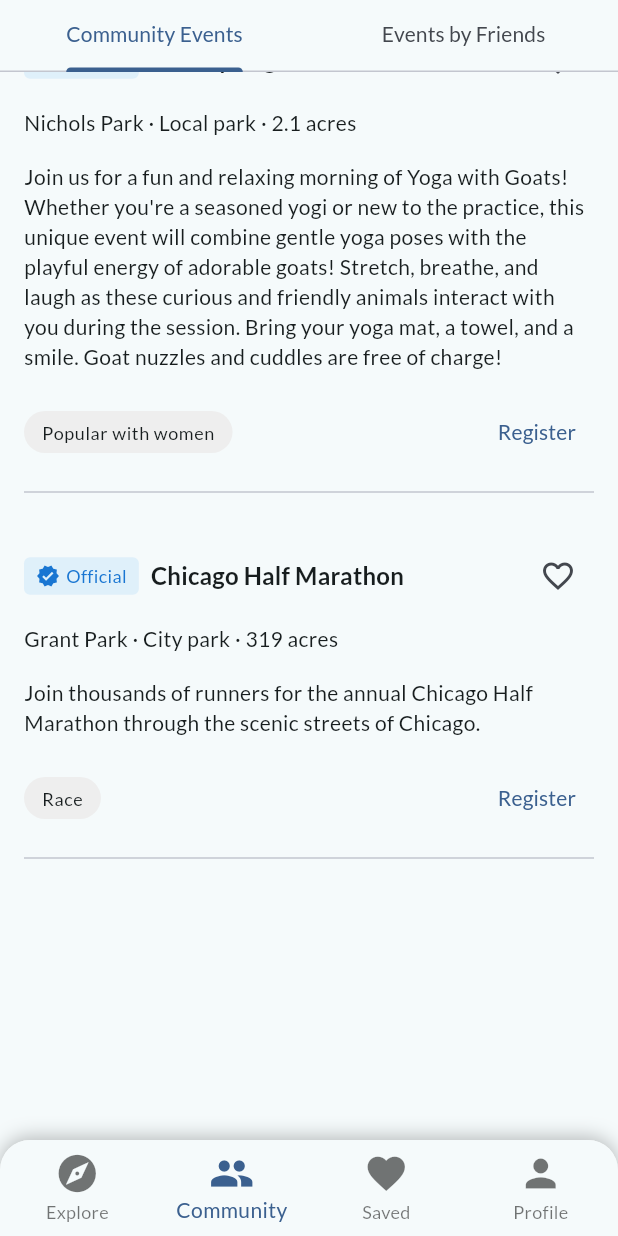
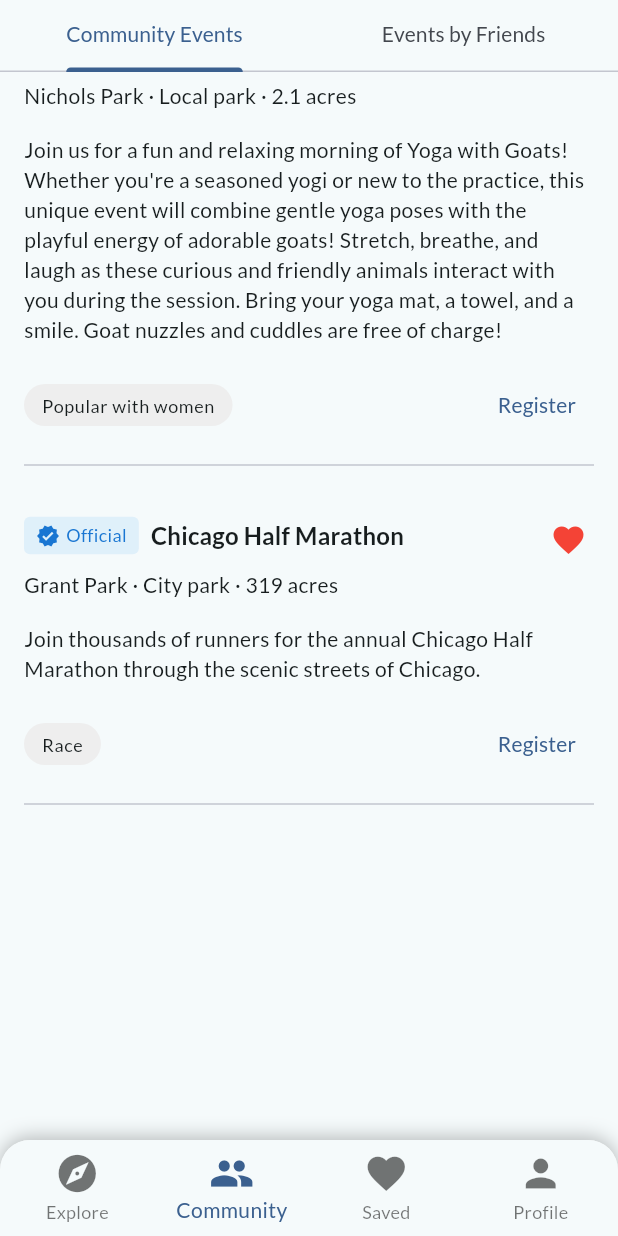
Before and after one commit to tatavarthiv/third_places, a Flutter app: the screen it shows once a user with an empty profile is signed in, item 2 of the bottom bar chosen, scrolled down 336 dp, after a tap on the "favorite outline" icon, on a phone screen of 412 x 824 dp. Run offline on Flutter 3.47's test engine with Material 3 defaults, Android fonts, the phone set to English and light mode, and no system bars; our stand-ins replace cloud_firestore, firebase_auth, firebase_core, flutter_riverpod, geolocator, google_fonts and 1 more; accounts and stored records are empty; network calls fail; statements that could not run were skipped.

Commit message:
finished saved screen, save events button and provider

```diff
--- /dev/null
+++ b/lib/assets/buttons/custom_save_event_button.dart
@@ -0,0 +1,37 @@
+import 'package:flutter/material.dart';
+import 'package:flutter_riverpod/flutter_riverpod.dart';
+import 'package:parks/models/event.dart';
+import 'package:parks/providers/saved_events_provider.dart';
+
+class CustomSaveEventButton extends ConsumerWidget {
+  final ParkEvent event;
+  final double size;
+
+  const CustomSaveEventButton({
+    super.key,
+    required this.event,
+    this.size = 24.0,
+  });
+
+  @override
+  Widget build(BuildContext context, WidgetRef ref) {
+    final isSaved = ref.watch(savedEventsProvider).any((e) => e.id == event.id);
+    final colorScheme = Theme.of(context).colorScheme;
+
+    return Container(
+      constraints: const BoxConstraints.tightFor(width: 35, height: 30),
+      child: IconButton(
+        icon: Icon(
+          isSaved ? Icons.favorite : Icons.favorite_border,
+          color: isSaved ? Colors.red : colorScheme.onSurfaceVariant,
+          size: size,
+        ),
+        onPressed: () {
+          ref.read(savedEventsProvider.notifier).toggleSaveEvent(event);
+        },
+        padding: const EdgeInsets.all(6.0),
+        constraints: const BoxConstraints(),
+      ),
+    );
+  }
+}
--- /dev/null
+++ b/lib/providers/saved_events_provider.dart
@@ -0,0 +1,23 @@
+import 'package:flutter_riverpod/flutter_riverpod.dart';
+import 'package:parks/models/event.dart';
+
+class SavedEventsNotifier extends StateNotifier<List<ParkEvent>> {
+  SavedEventsNotifier() : super([]);
+
+  void toggleSaveEvent(ParkEvent event) {
+    if (state.any((e) => e.id == event.id)) {
+      state = state.where((e) => e.id != event.id).toList();
+    } else {
+      state = [...state, event];
+    }
+  }
+
+  bool isEventSaved(ParkEvent event) {
+    return state.any((e) => e.id == event.id);
+  }
+}
+
+final savedEventsProvider =
+    StateNotifierProvider<SavedEventsNotifier, List<ParkEvent>>((ref) {
+  return SavedEventsNotifier();
+});
--- a/lib/screens/park_card_content_screen.dart
+++ b/lib/screens/park_card_content_screen.dart
@@ -1,7 +1,7 @@
 import 'package:flutter/material.dart';
 import 'package:flutter_riverpod/flutter_riverpod.dart';
 import 'package:parks/assets/buttons/custom_back_button.dart';
-import 'package:parks/assets/buttons/custom_save_button.dart';
+import 'package:parks/assets/buttons/custom_save_park_button.dart';
 import 'package:parks/models/park.dart';
 import 'package:parks/providers/distance_provider.dart'; // Import the provider
 
--- a/lib/screens/saved_screen.dart
+++ b/lib/screens/saved_screen.dart
@@ -1,29 +1,122 @@
 import 'package:flutter/material.dart';
 import 'package:flutter_riverpod/flutter_riverpod.dart';
+import 'package:parks/providers/saved_events_provider.dart';
 import 'package:parks/providers/saved_parks_provider.dart';
 import 'package:parks/widgets/explore/park_card_view.dart';
+import 'package:parks/widgets/community/event_card.dart';
 
-class SavedScreen extends ConsumerWidget {
+class SavedScreen extends ConsumerStatefulWidget {
   const SavedScreen({super.key});
 
   @override
-  Widget build(BuildContext context, WidgetRef ref) {
+  ConsumerState<SavedScreen> createState() => _SavedScreenState();
+}
+
+class _SavedScreenState extends ConsumerState<SavedScreen>
+    with SingleTickerProviderStateMixin {
+  late TabController _tabController;
+
+  @override
+  void initState() {
+    super.initState();
+    _tabController = TabController(length: 2, vsync: this);
+  }
+
+  @override
+  void dispose() {
+    _tabController.dispose();
+    super.dispose();
+  }
+
+  @override
+  Widget build(BuildContext context) {
     final savedParks = ref.watch(savedParksProvider);
+    final savedEvents = ref.watch(savedEventsProvider);
+    final colorScheme = Theme.of(context).colorScheme;
 
     return Scaffold(
-      appBar: AppBar(
-        title: const Text('Saved Parks'),
-        backgroundColor: Theme.of(context).primaryColor,
+      body: SafeArea(
+        child: Column(
+          crossAxisAlignment: CrossAxisAlignment.start,
+          children: [
+            Padding(
+              padding: const EdgeInsets.all(16),
+              child: Text(
+                'Saved',
+                style: Theme.of(context).textTheme.headlineMedium?.copyWith(
+                      fontWeight: FontWeight.bold,
+                      color: colorScheme.primary,
+                    ),
+              ),
+            ),
+            Container(
+              height: 35,
+              padding: const EdgeInsets.symmetric(horizontal: 16),
+              child: TabBar(
+                controller: _tabController,
+                labelColor: colorScheme.primary,
+                unselectedLabelColor: colorScheme.onSurfaceVariant,
+                indicatorColor: colorScheme.primary,
+                indicatorSize: TabBarIndicatorSize.tab,
+                labelPadding: const EdgeInsets.symmetric(horizontal: 20),
+                isScrollable: true,
+                tabAlignment: TabAlignment.start,
+                labelStyle: Theme.of(context).textTheme.bodyLarge?.copyWith(
+                      fontWeight: FontWeight.bold,
+                    ),
+                unselectedLabelStyle:
+                    Theme.of(context).textTheme.bodyLarge?.copyWith(
+                          fontWeight: FontWeight.normal,
+                        ),
+                tabs: const [
+                  Tab(text: 'Parks'),
+                  Tab(text: 'Events'),
+                ],
+              ),
+            ),
+            Expanded(
+              child: TabBarView(
+                controller: _tabController,
+                children: [
+                  // Parks Tab
+                  savedParks.isEmpty
+                      ? Center(
+                          child: Text(
+                            'No saved parks yet',
+                            style:
+                                TextStyle(color: colorScheme.onSurfaceVariant),
+                          ),
+                        )
+                      : ListView.builder(
+                          padding: const EdgeInsets.all(8.0),
+                          itemCount: savedParks.length,
+                          itemBuilder: (context, index) {
+                            return ParkCard(park: savedParks[index]);
+                          },
+                        ),
+
+                  // Events Tab
+                  savedEvents.isEmpty
+                      ? Center(
+                          child: Text(
+                            'No saved events yet',
+                            style:
+                                TextStyle(color: colorScheme.onSurfaceVariant),
+                          ),
+                        )
+                      : ListView.builder(
+                          padding: const EdgeInsets.all(16.0),
+                          itemCount: savedEvents.length,
+                          itemBuilder: (context, index) {
+                            return EventCard(event: savedEvents[index]);
+                          },
+                        ),
+                ],
+              ),
+            ),
+          ],
+        ),
       ),
-      body: savedParks.isEmpty
-          ? const Center(child: Text('No saved parks yet.'))
-          : ListView.builder(
-              itemCount: savedParks.length,
-              itemBuilder: (context, index) {
-                final park = savedParks[index];
-                return ParkCard(park: park);
-              },
-            ),
     );
   }
 }
--- a/lib/widgets/community/event_card.dart
+++ b/lib/widgets/community/event_card.dart
@@ -1,4 +1,5 @@
 import 'package:flutter/material.dart';
+import 'package:parks/assets/buttons/custom_save_event_button.dart';
 import 'package:parks/models/event.dart';
 
 class EventCard extends StatelessWidget {
@@ -23,7 +24,9 @@ class EventCard extends StatelessWidget {
     return Container(
       width: 150,
       margin: const EdgeInsets.only(right: 12),
-      child: Column(
+      child: Stack(
+        children: [
+          Column(
             crossAxisAlignment: CrossAxisAlignment.start,
             children: [
               ClipRRect(
@@ -51,6 +54,13 @@ class EventCard extends StatelessWidget {
                 style: Theme.of(context).textTheme.bodySmall,
                 maxLines: 1,
                 overflow: TextOverflow.ellipsis,
+              ),
+            ],
+          ),
+          Positioned(
+            top: 8,
+            right: 8,
+            child: CustomSaveEventButton(event: event),
           ),
         ],
       ),
@@ -102,10 +112,7 @@ class EventCard extends StatelessWidget {
                       ),
                 ),
               ),
-              IconButton(
-                icon: const Icon(Icons.favorite_border),
-                onPressed: () {},
-              ),
+              CustomSaveEventButton(event: event),
             ],
           ),
           const SizedBox(height: 8),
--- a/lib/widgets/explore/park_card_view.dart
+++ b/lib/widgets/explore/park_card_view.dart
@@ -1,6 +1,6 @@
 import 'package:flutter/material.dart';
 import 'package:flutter_riverpod/flutter_riverpod.dart';
-import 'package:parks/assets/buttons/custom_save_button.dart';
+import 'package:parks/assets/buttons/custom_save_park_button.dart';
 import 'package:parks/models/park.dart';
 import 'package:parks/providers/distance_provider.dart';
 import 'package:parks/screens/park_card_content_screen.dart';
```
Also changed, not shown: lib/assets/buttons/custom_save_park_button.dart (renamed from lib/assets/buttons/custom_save_button.dart). Lines whose indentation alone changed are shown as unchanged.
